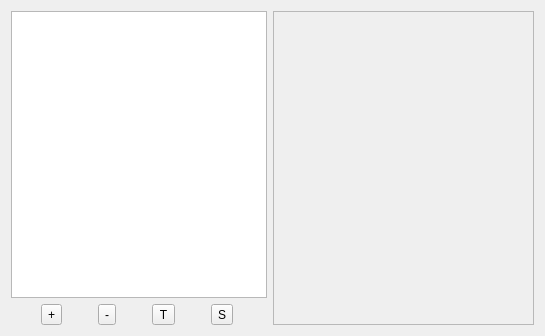
Old version of the form TransportEditorForm.ui in the repository matthewg42/Gnostic.
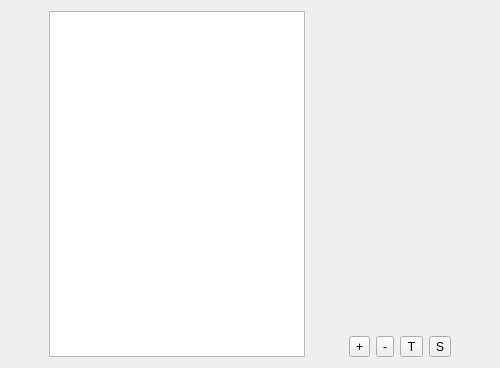
New version of the form. Icons and pictures are not drawn.

Commit message: save button works in TransportEditorForm

Diff of the .ui file:
```diff
--- a/TransportEditorForm.ui
+++ b/TransportEditorForm.ui
@@ -6,25 +6,59 @@
    <rect>
     <x>0</x>
     <y>0</y>
-    <width>545</width>
-    <height>336</height>
+    <width>500</width>
+    <height>368</height>
    </rect>
   </property>
   <property name="windowTitle">
    <string>Form</string>
   </property>
   <layout class="QHBoxLayout" name="horizontalLayout_2">
+   <item>
+    <widget class="QTableView" name="transportTable">
+     <property name="sizePolicy">
+      <sizepolicy hsizetype="Fixed" vsizetype="Expanding">
+       <horstretch>0</horstretch>
+       <verstretch>0</verstretch>
+      </sizepolicy>
+     </property>
+     <property name="editTriggers">
+      <set>QAbstractItemView::NoEditTriggers</set>
+     </property>
+     <property name="alternatingRowColors">
+      <bool>true</bool>
+     </property>
+     <property name="selectionMode">
+      <enum>QAbstractItemView::SingleSelection</enum>
+     </property>
+     <property name="selectionBehavior">
+      <enum>QAbstractItemView::SelectRows</enum>
+     </property>
+     <attribute name="horizontalHeaderVisible">
+      <bool>true</bool>
+     </attribute>
+     <attribute name="verticalHeaderVisible">
+      <bool>false</bool>
+     </attribute>
+    </widget>
+   </item>
    <item>
     <layout class="QVBoxLayout" name="verticalLayout">
      <item>
-      <widget class="QTableView" name="transportTable">
-       <property name="sizePolicy">
-        <sizepolicy hsizetype="Fixed" vsizetype="Expanding">
-         <horstretch>150</horstretch>
-         <verstretch>0</verstretch>
-        </sizepolicy>
+      <layout class="QVBoxLayout" name="configLayout"/>
+     </item>
+     <item>
+      <spacer name="verticalSpacer">
+       <property name="orientation">
+        <enum>Qt::Vertical</enum>
        </property>
-      </widget>
+       <property name="sizeHint" stdset="0">
+        <size>
+         <width>20</width>
+         <height>40</height>
+        </size>
+       </property>
+      </spacer>
      </item>
      <item>
       <layout class="QHBoxLayout" name="horizontalLayout">
@@ -100,22 +134,6 @@
      </item>
     </layout>
    </item>
-   <item>
-    <widget class="QFrame" name="frame">
-     <property name="sizePolicy">
-      <sizepolicy hsizetype="Preferred" vsizetype="MinimumExpanding">
-       <horstretch>250</horstretch>
-       <verstretch>0</verstretch>
-      </sizepolicy>
-     </property>
-     <property name="frameShape">
-      <enum>QFrame::StyledPanel</enum>
-     </property>
-     <property name="frameShadow">
-      <enum>QFrame::Raised</enum>
-     </property>
-    </widget>
-   </item>
   </layout>
  </widget>
  <resources>
```
Left out of the diff: 3 changed lines with no effect on the pictures. The commit also changes 12 other files.
